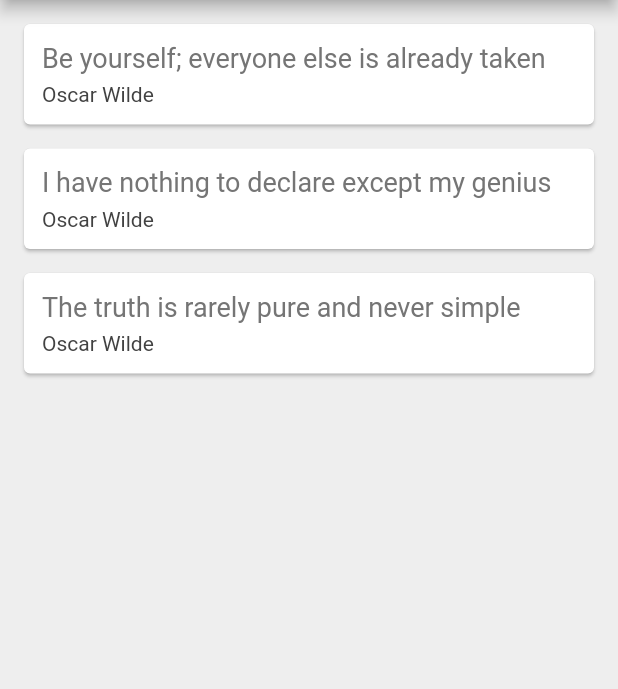
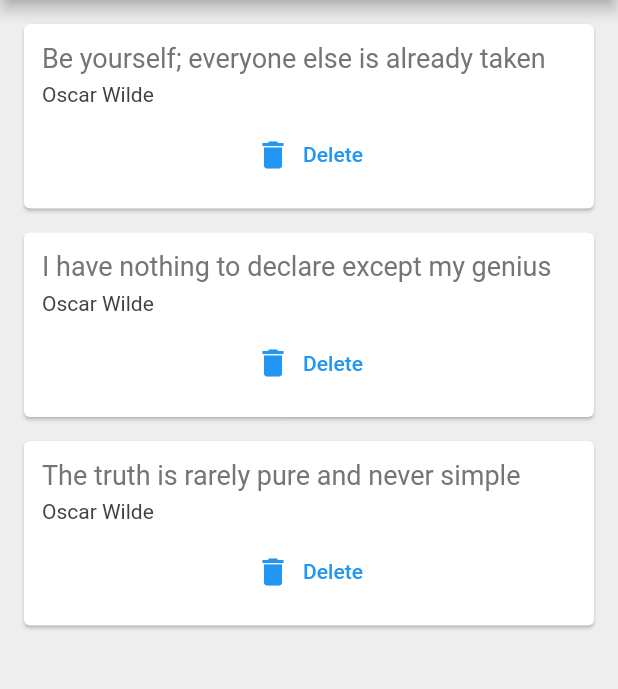
Before and after one commit to LaithAlwani/flutter-course, a Flutter app: the screen it shows after launch, on a phone screen of 412 x 824 dp, the part 84-773 px from its top. Run offline on Flutter 3.47's test engine with Material 2 defaults, Android fonts, the phone set to English and light mode, and no system bars.

Commit message:
end of lesson 21

```diff
--- a/lib/main.dart
+++ b/lib/main.dart
@@ -29,7 +29,14 @@ class _QuoteListState extends State<QuoteList> {
         backgroundColor: Colors.redAccent,
       ),
       body: Column(
-        children: quotes.map((quote) => QuoteCard(quote: quote)).toList(),
+        children: quotes.map((quote) => QuoteCard(
+          quote: quote,
+          delete: () {
+            setState(() {
+              quotes.remove(quote);
+            });
+          },
+        )).toList(),
       ),
     );
   }
--- a/lib/quote_card.dart
+++ b/lib/quote_card.dart
@@ -3,7 +3,8 @@ import 'quote.dart';
 
 class QuoteCard extends StatelessWidget {
   final Quote quote;
-  QuoteCard({ required this.quote});
+  final Function() delete;
+  QuoteCard({ required this.quote, required this.delete});
 
   @override
   Widget build(BuildContext context) {
@@ -29,6 +30,12 @@ class QuoteCard extends StatelessWidget {
                   color: Colors.grey[800],
                 ),
               ),
+              SizedBox(height: 8.0),
+              TextButton.icon(
+                onPressed: delete,
+                label: Text('Delete'),
+                icon: Icon(Icons.delete),
+              ),
             ],
           ),
         )
```
